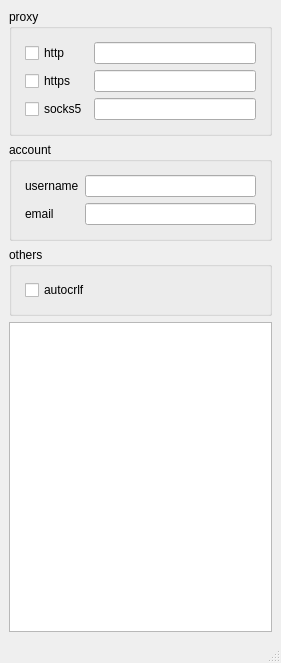
First picture: the form in configure_window.ui, repository bhlzlx/GitConfigurator, before the edit.
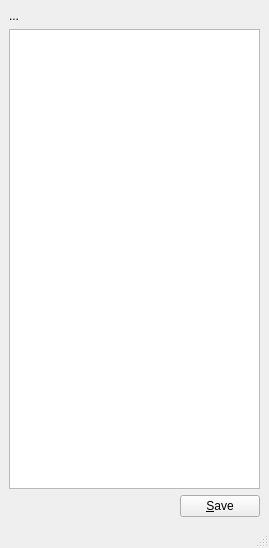
Second picture: the form after the edit.

The edit to the form file:
```diff
--- a/configure_window.ui
+++ b/configure_window.ui
@@ -6,8 +6,8 @@
    <rect>
     <x>0</x>
     <y>0</y>
-    <width>281</width>
-    <height>663</height>
+    <width>269</width>
+    <height>548</height>
    </rect>
   </property>
   <property name="windowTitle">
@@ -15,144 +15,13 @@
   </property>
   <widget class="QWidget" name="centralwidget">
    <layout class="QGridLayout" name="gridLayout">
-    <item row="1" column="0">
+    <item row="0" column="0">
      <layout class="QVBoxLayout" name="verticalLayout">
       <item>
-       <widget class="QGroupBox" name="groupBox">
-        <property name="minimumSize">
-         <size>
-          <width>8</width>
-          <height>8</height>
-         </size>
+       <widget class="QLabel" name="pathLabel">
+        <property name="text">
+         <string>...</string>
         </property>
-        <property name="title">
-         <string>proxy</string>
-        </property>
-        <layout class="QVBoxLayout" name="verticalLayout_2">
-         <item>
-          <layout class="QGridLayout" name="gridLayout_2">
-           <property name="leftMargin">
-            <number>4</number>
-           </property>
-           <property name="topMargin">
-            <number>4</number>
-           </property>
-           <property name="rightMargin">
-            <number>4</number>
-           </property>
-           <property name="bottomMargin">
-            <number>4</number>
-           </property>
-           <item row="2" column="0">
-            <widget class="QCheckBox" name="socks5_check">
-             <property name="text">
-              <string>socks5</string>
-             </property>
-            </widget>
-           </item>
-           <item row="0" column="0">
-            <widget class="QCheckBox" name="http_check">
-             <property name="text">
-              <string>http</string>
-             </property>
-            </widget>
-           </item>
-           <item row="2" column="1">
-            <widget class="QLineEdit" name="sock5_text"/>
-           </item>
-           <item row="1" column="0">
-            <widget class="QCheckBox" name="https_check">
-             <property name="text">
-              <string>https</string>
-             </property>
-            </widget>
-           </item>
-           <item row="1" column="1">
-            <widget class="QLineEdit" name="https_text"/>
-           </item>
-           <item row="0" column="1">
-            <widget class="QLineEdit" name="http_text"/>
-           </item>
-          </layout>
-         </item>
-        </layout>
-       </widget>
-      </item>
-      <item>
-       <widget class="QGroupBox" name="groupBox_2">
-        <property name="title">
-         <string>account</string>
-        </property>
-        <layout class="QVBoxLayout" name="verticalLayout_5">
-         <item>
-          <layout class="QGridLayout" name="gridLayout_5">
-           <property name="leftMargin">
-            <number>4</number>
-           </property>
-           <property name="topMargin">
-            <number>4</number>
-           </property>
-           <property name="rightMargin">
-            <number>4</number>
-           </property>
-           <property name="bottomMargin">
-            <number>4</number>
-           </property>
-           <item row="1" column="1">
-            <widget class="QLineEdit" name="email_edit"/>
-           </item>
-           <item row="0" column="1">
-            <widget class="QLineEdit" name="username_edit"/>
-           </item>
-           <item row="0" column="0">
-            <widget class="QLabel" name="label">
-             <property name="text">
-              <string>username</string>
-             </property>
-            </widget>
-           </item>
-           <item row="1" column="0">
-            <widget class="QLabel" name="label_2">
-             <property name="text">
-              <string>email</string>
-             </property>
-            </widget>
-           </item>
-          </layout>
-         </item>
-        </layout>
-       </widget>
-      </item>
-      <item>
-       <widget class="QGroupBox" name="groupBox_3">
-        <property name="title">
-         <string>others</string>
-        </property>
-        <layout class="QGridLayout" name="gridLayout_7">
-         <item row="0" column="0">
-          <layout class="QGridLayout" name="gridLayout_6">
-           <property name="leftMargin">
-            <number>4</number>
-           </property>
-           <property name="topMargin">
-            <number>4</number>
-           </property>
-           <property name="rightMargin">
-            <number>4</number>
-           </property>
-           <property name="bottomMargin">
-            <number>4</number>
-           </property>
-           <item row="0" column="0">
-            <widget class="QCheckBox" name="autocrlf_checkbox">
-             <property name="text">
-              <string>autocrlf</string>
-             </property>
-            </widget>
-           </item>
-          </layout>
-         </item>
-        </layout>
        </widget>
       </item>
       <item>
@@ -165,6 +34,30 @@
         </property>
        </widget>
       </item>
+      <item>
+       <layout class="QHBoxLayout" name="horizontalLayout">
+        <item>
+         <spacer name="horizontalSpacer">
+          <property name="orientation">
+           <enum>Qt::Horizontal</enum>
+          </property>
+          <property name="sizeHint" stdset="0">
+           <size>
+            <width>40</width>
+            <height>20</height>
+           </size>
+          </property>
+         </spacer>
+        </item>
+        <item>
+         <widget class="QPushButton" name="saveButton">
+          <property name="text">
+           <string>&amp;Save</string>
+          </property>
+         </widget>
+        </item>
+       </layout>
+      </item>
      </layout>
     </item>
    </layout>
```
Left out of the diff: 2 changed lines with no effect on the pictures.
